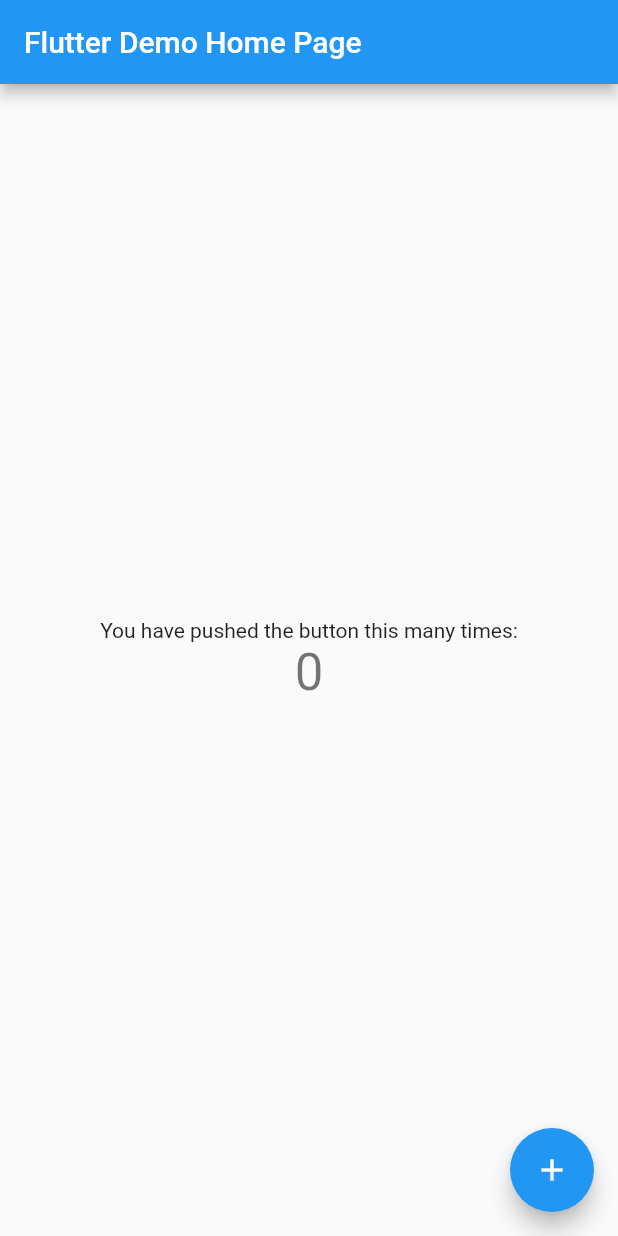
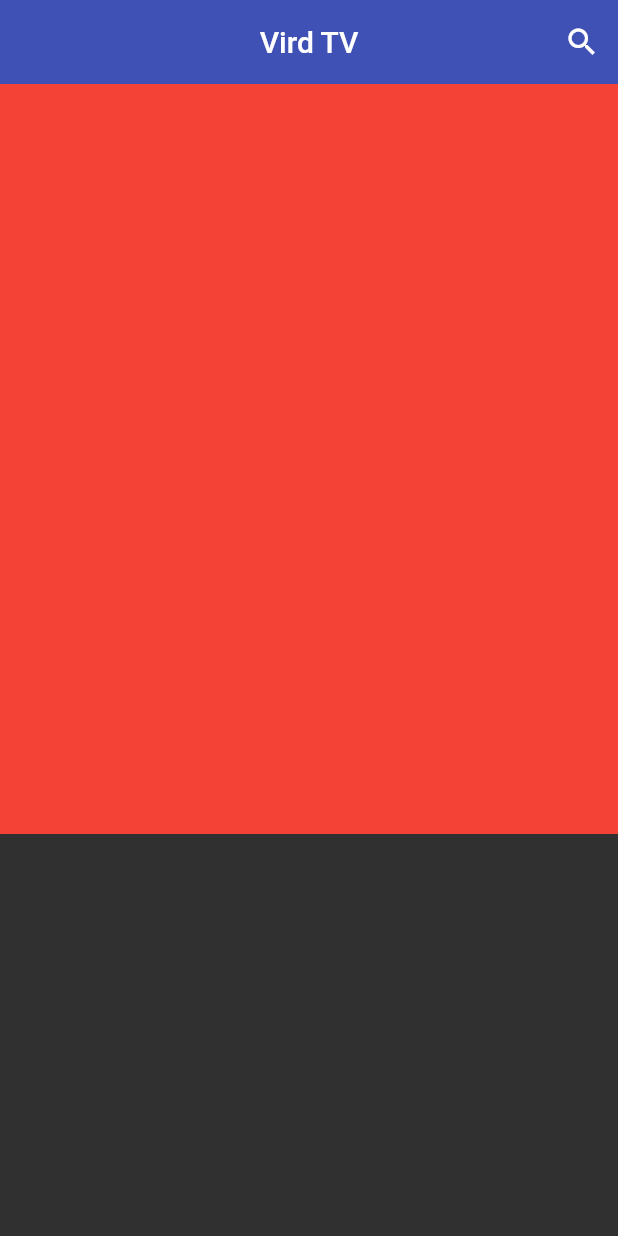
Before and after one commit to labrujasiete/vird_tv, a Flutter app: the screen it shows after launch, on a phone screen of 412 x 824 dp. Run offline on Flutter 3.47's test engine with Material 2 defaults, Android fonts, the light colour scheme and no system bars.

Commit message:
02-16-23 mm-dd-yy

```diff
--- a/lib/main.dart
+++ b/lib/main.dart
@@ -1,115 +1,26 @@
 import 'package:flutter/material.dart';
+import 'package:vird_tv/screens/screens.dart';
 
-void main() {
-  runApp(const MyApp());
-}
+void main() => runApp(const MyApp());
 
 class MyApp extends StatelessWidget {
   const MyApp({super.key});
 
-  // This widget is the root of your application.
   @override
   Widget build(BuildContext context) {
     return MaterialApp(
-      title: 'Flutter Demo',
-      theme: ThemeData(
-        // This is the theme of your application.
-        //
-        // Try running your application with "flutter run". You'll see the
-        // application has a blue toolbar. Then, without quitting the app, try
-        // changing the primarySwatch below to Colors.green and then invoke
-        // "hot reload" (press "r" in the console where you ran "flutter run",
-        // or simply save your changes to "hot reload" in a Flutter IDE).
-        // Notice that the counter didn't reset back to zero; the application
-        // is not restarted.
-        primarySwatch: Colors.blue,
+      debugShowCheckedModeBanner: false,
+      title: 'Peliculas',
+      initialRoute: 'home',
+      routes: {
+        'home': ( _ ) => const HomeScreen(),
+        'details': ( _ ) => const DetailsScreen(),
+      },
+      theme: ThemeData.dark().copyWith(
+        appBarTheme: const AppBarTheme(
+          color: Colors.indigo,
+        )
       ),
-      home: const MyHomePage(title: 'Flutter Demo Home Page'),
     );
   }
 }
-
-class MyHomePage extends StatefulWidget {
-  const MyHomePage({super.key, required this.title});
-
-  // This widget is the home page of your application. It is stateful, meaning
-  // that it has a State object (defined below) that contains fields that affect
-  // how it looks.
-
-  // This class is the configuration for the state. It holds the values (in this
-  // case the title) provided by the parent (in this case the App widget) and
-  // used by the build method of the State. Fields in a Widget subclass are
-  // always marked "final".
-
-  final String title;
-
-  @override
-  State<MyHomePage> createState() => _MyHomePageState();
-}
-
-class _MyHomePageState extends State<MyHomePage> {
-  int _counter = 0;
-
-  void _incrementCounter() {
-    setState(() {
-      // This call to setState tells the Flutter framework that something has
-      // changed in this State, which causes it to rerun the build method below
-      // so that the display can reflect the updated values. If we changed
-      // _counter without calling setState(), then the build method would not be
-      // called again, and so nothing would appear to happen.
-      _counter++;
-    });
-  }
-
-  @override
-  Widget build(BuildContext context) {
-    // This method is rerun every time setState is called, for instance as done
-    // by the _incrementCounter method above.
-    //
-    // The Flutter framework has been optimized to make rerunning build methods
-    // fast, so that you can just rebuild anything that needs updating rather
-    // than having to individually change instances of widgets.
-    return Scaffold(
-      appBar: AppBar(
-        // Here we take the value from the MyHomePage object that was created by
-        // the App.build method, and use it to set our appbar title.
-        title: Text(widget.title),
-      ),
-      body: Center(
-        // Center is a layout widget. It takes a single child and positions it
-        // in the middle of the parent.
-        child: Column(
-          // Column is also a layout widget. It takes a list of children and
-          // arranges them vertically. By default, it sizes itself to fit its
-          // children horizontally, and tries to be as tall as its parent.
-          //
-          // Invoke "debug painting" (press "p" in the console, choose the
-          // "Toggle Debug Paint" action from the Flutter Inspector in Android
-          // Studio, or the "Toggle Debug Paint" command in Visual Studio Code)
-          // to see the wireframe for each widget.
-          //
-          // Column has various properties to control how it sizes itself and
-          // how it positions its children. Here we use mainAxisAlignment to
-          // center the children vertically; the main axis here is the vertical
-          // axis because Columns are vertical (the cross axis would be
-          // horizontal).
-          mainAxisAlignment: MainAxisAlignment.center,
-          children: <Widget>[
-            const Text(
-              'You have pushed the button this many times:',
-            ),
-            Text(
-              '$_counter',
-              style: Theme.of(context).textTheme.headlineMedium,
-            ),
-          ],
-        ),
-      ),
-      floatingActionButton: FloatingActionButton(
-        onPressed: _incrementCounter,
-        tooltip: 'Increment',
-        child: const Icon(Icons.add),
-      ), // This trailing comma makes auto-formatting nicer for build methods.
-    );
-  }
-}
--- /dev/null
+++ b/lib/screens/details_screen.dart
@@ -0,0 +1,16 @@
+import 'package:flutter/material.dart';
+
+class DetailsScreen extends StatelessWidget {
+  const DetailsScreen({super.key});
+
+  @override
+  Widget build(BuildContext context) {
+    return Scaffold(
+      body: Container(
+        child: const Center(
+          child: Text('Details Screen'),
+        ),
+      ),
+    );
+  }
+}
--- /dev/null
+++ b/lib/screens/home_screen.dart
@@ -0,0 +1,28 @@
+import 'package:flutter/material.dart';
+import 'package:vird_tv/widgets/widgets.dart';
+
+class HomeScreen extends StatelessWidget {
+  const HomeScreen({super.key});
+
+  @override
+  Widget build(BuildContext context) {
+    return Scaffold(
+        appBar: AppBar(
+          centerTitle: true,
+          title: const Text('Vird TV'),
+          elevation: 0,
+          actions: [
+            IconButton(
+              onPressed: () {},
+              icon: const Icon(Icons.search_outlined)
+              ),
+          ],
+        ),
+        body: Column(
+          children: const [
+            CardSwiper()
+          ],
+        ),
+    );
+  }
+}
--- /dev/null
+++ b/lib/screens/screens.dart
@@ -0,0 +1,2 @@
+export 'package:vird_tv/screens/details_screen.dart';
+export 'package:vird_tv/screens/home_screen.dart';
--- /dev/null
+++ b/lib/widgets/card_swiper.dart
@@ -0,0 +1,14 @@
+import 'package:flutter/material.dart';
+
+class CardSwiper extends StatelessWidget {
+  const CardSwiper({super.key});
+
+  @override
+  Widget build(BuildContext context) {
+    return Container(
+      width: double.infinity,
+      height: 500,
+      color: Colors.red,
+    );
+  }
+}
--- /dev/null
+++ b/lib/widgets/widgets.dart
@@ -0,0 +1 @@
+export 'package:vird_tv/widgets/card_swiper.dart';
```
